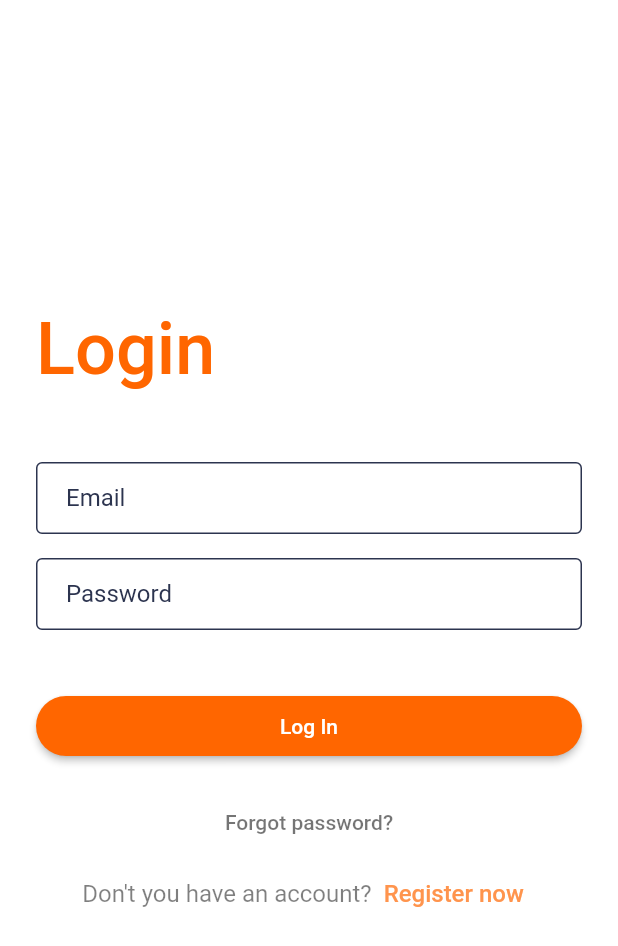
After one commit to rebahozkoc/Ecommerce_Platform, a Flutter app: the LoginPage screen opened directly, on a phone screen of 412 x 824 dp. The commit adds this screen. Shown: the top 946 px of the screen. Run offline on Flutter 3.47's test engine with Material 2 defaults, Android fonts, the phone set to English and light mode, and no system bars; our stand-ins replace easy_localization, get_it, mobx, shared_preferences, simple_animations; accounts and stored records are empty; generated files the repository leaves out were written again; statements that could not run were skipped.

Commit message:
Initial creation of Login Page

```diff
--- a/lib/main.dart
+++ b/lib/main.dart
@@ -9,6 +9,7 @@ import 'package:mobile/core/init/theme/app_theme.dart';
 import 'package:mobile/core/init/theme/light_theme.dart';
 import 'package:mobile/locator.dart';
 import 'package:mobile/view/Home/view/home_view.dart';
+import 'package:mobile/view/Login/view/login_view.dart';
 
 Future<void> main() async {
   await _init();
--- /dev/null
+++ b/lib/view/Login/view/login_view.dart
@@ -0,0 +1,108 @@
+import 'package:flutter/material.dart';
+
+class LoginPage extends StatefulWidget {
+  const LoginPage({Key? key}) : super(key: key);
+
+  @override
+  State<LoginPage> createState() => _LoginPageState();
+}
+
+class _LoginPageState extends State<LoginPage> {
+  @override
+  Widget build(BuildContext context) {
+    final title = Text(
+      "Login",
+      style: TextStyle(
+        color: const Color(0xFFFF6600),
+        fontSize: 48,
+        fontWeight: FontWeight.w500,
+
+      ),
+    );
+
+    final email = TextFormField(
+      keyboardType: TextInputType.emailAddress,
+      autofocus: false,
+      decoration: InputDecoration(
+        hintText: "Email",
+        contentPadding: EdgeInsets.fromLTRB(20.0, 10.0, 20.0, 10.0),
+        border: OutlineInputBorder(borderRadius: BorderRadius.circular(32.0)),
+      ),
+    );
+
+    final password = TextFormField(
+      autofocus: false,
+      obscureText: true,
+      decoration: InputDecoration(
+        hintText: "Password",
+        contentPadding: EdgeInsets.fromLTRB(20.0, 10.0, 20.0, 10.0),
+        border: OutlineInputBorder(borderRadius: BorderRadius.circular(32.0)),
+      ),
+    );
+
+    final loginButton = Padding(
+      padding: EdgeInsets.symmetric(vertical: 16.0),
+      child: RaisedButton(
+        shape: RoundedRectangleBorder(
+          borderRadius: BorderRadius.circular(24),
+        ),
+        onPressed: () {},
+        padding: EdgeInsets.all(12),
+        color: const Color(0xFFFF6600),
+        child: Text('Log In', style: TextStyle(color: Colors.white)),
+      ),
+    );
+
+    final register = Row(
+      mainAxisAlignment: MainAxisAlignment.center,
+      children: [
+        Text(
+          "Don't you have an account?",
+          style: TextStyle(
+            color: Colors.black.withOpacity(0.5),
+            fontSize: 16.0,
+          ),
+        ),
+        TextButton(
+          onPressed: (){},
+          child: Text(
+            "Register now",
+            style: TextStyle(
+              color: const Color(0xFFFF944D),
+              fontSize: 16.0,
+            ),
+          ),
+        ),
+      ],
+    );
+
+    final forgotLabel = TextButton(
+      child: Text(
+        'Forgot password?',
+        style: TextStyle(color: Colors.black54),
+      ),
+      onPressed: () {},
+    );
+
+    return Scaffold(
+      backgroundColor: Colors.white,
+      body: Center(
+        child: ListView(
+          shrinkWrap: true,
+          padding: EdgeInsets.only(left: 24.0, right: 24.0),
+          children: <Widget>[
+            title,
+            SizedBox(height: 48.0),
+            email,
+            SizedBox(height: 16.0),
+            password,
+            SizedBox(height: 24.0),
+            loginButton,
+            forgotLabel,
+            register,
+          ],
+        ),
+      ),
+    );
+  }
+}
--- a/pubspec.yaml
+++ b/pubspec.yaml
@@ -44,6 +44,7 @@ dependencies:
   flutter_svg: ^1.0.3
   cached_network_image: ^3.2.0
   build_runner: ^2.1.8
+  simple_animations: ^4.0.1
 
 dev_dependencies:
   flutter_test:
```
Also changed, not shown: lib/core/init/animation/fade_animation.dart (added, +40 -0 lines), lib/core/init/theme/light_theme.dart (+96 -0 lines), pubspec.lock.
